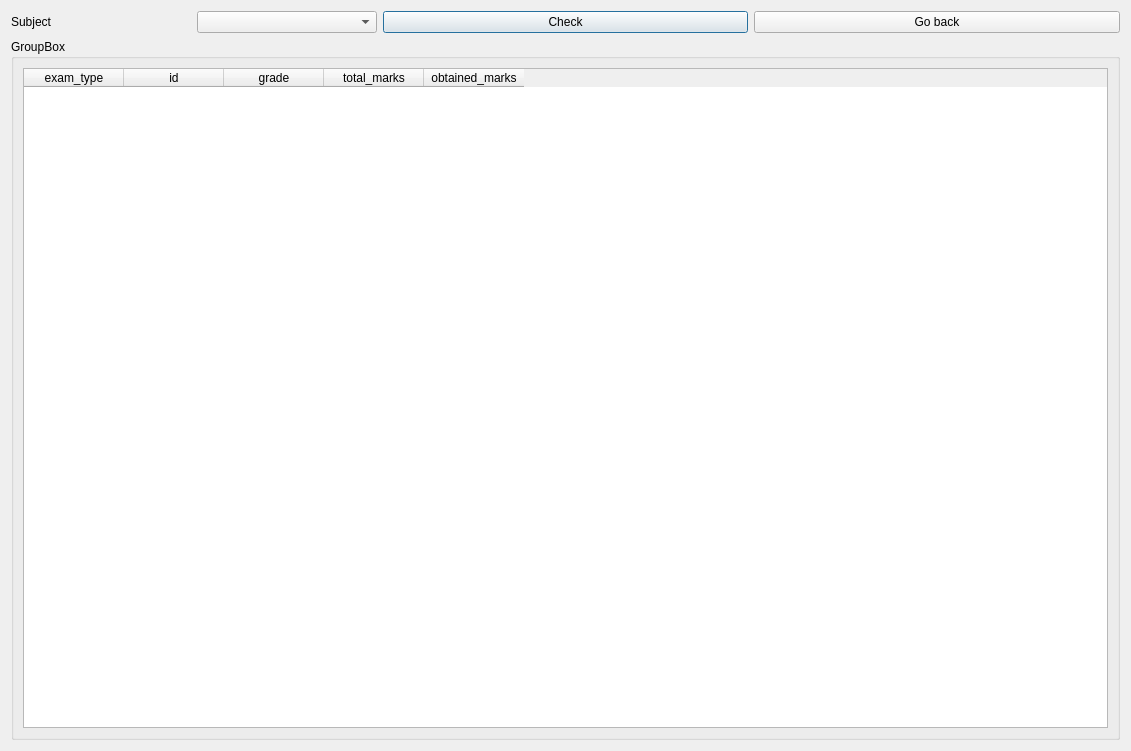
Above: ExamSphereV1/pastresult.ui from BiratBC/ExamSphereV1 before the change. Below: the same form after it.
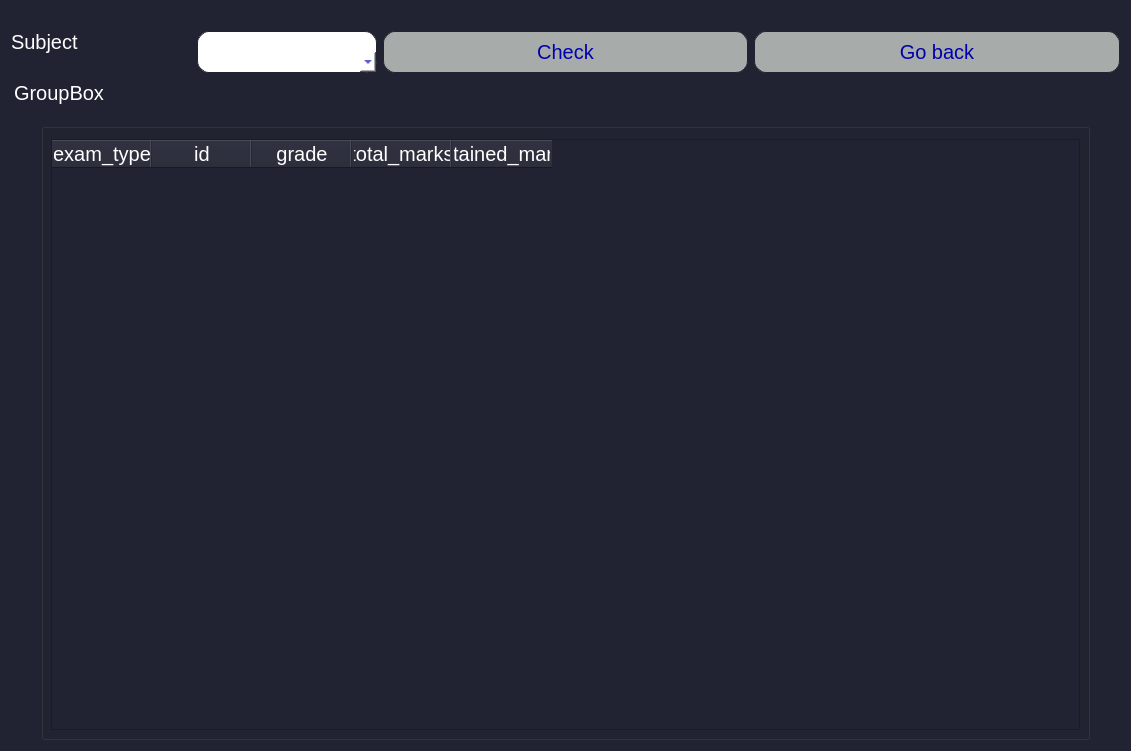
That is the form after the change.

Diff of the .ui file:
```diff
--- a/ExamSphereV1/pastresult.ui
+++ b/ExamSphereV1/pastresult.ui
@@ -13,6 +13,50 @@
   <property name="windowTitle">
    <string>Dialog</string>
   </property>
+  <property name="styleSheet">
+   <string notr="true">QComboBox
+{
+border: 1px solid;
+border-radius: 12px; 
+border-color: rgba(33,35,50,255);
+color:#0000ad;
+	background-color: rgb(255, 255, 255);
+margin-top:20px;
+}
+*{
+	background-color: rgba(33,35,50,255);
+font-family:Ubuntu;
+color:#fff;
+font-size:20px;
+}
+QLineEdit
+{
+height:40px;
+border: 1px solid;
+border-color: rgba(33,35,50,255);
+border-radius:10px;
+color:rgba(33,35,50,255);
+background-color: rgb(255, 255, 255);
+}
+QPushButton
+{
+background-color: #a7abaa;
+color: rgba(0,0,173,255);
+border-radius: 12px; 
+border: 1px solid;
+border-color: rgba(33,35,50,255);
+height:40px;
+width:100px;
+margin-top:20px;
+}
+QGroupBox
+{
+margin-top:20px;
+margin-left:30px;
+margin-right:30px;
+padding-top:30px;
+}</string>
+  </property>
   <layout class="QGridLayout" name="gridLayout">
    <item row="0" column="0">
     <layout class="QHBoxLayout" name="horizontalLayout_4">
@@ -28,7 +72,11 @@
           </widget>
          </item>
          <item>
-          <widget class="QComboBox" name="subject"/>
+          <widget class="QComboBox" name="subject">
+           <property name="styleSheet">
+            <string notr="true">height:40px;</string>
+           </property>
+          </widget>
          </item>
         </layout>
        </item>
@@ -58,6 +106,9 @@
      <layout class="QGridLayout" name="gridLayout_2">
       <item row="0" column="0">
        <widget class="QTableWidget" name="tableWidget">
+        <property name="styleSheet">
+         <string notr="true"/>
+        </property>
         <column>
          <property name="text">
           <string>exam_type</string>
```
